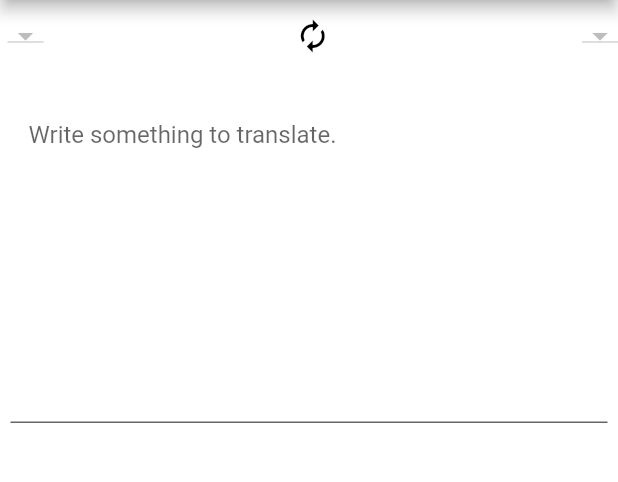
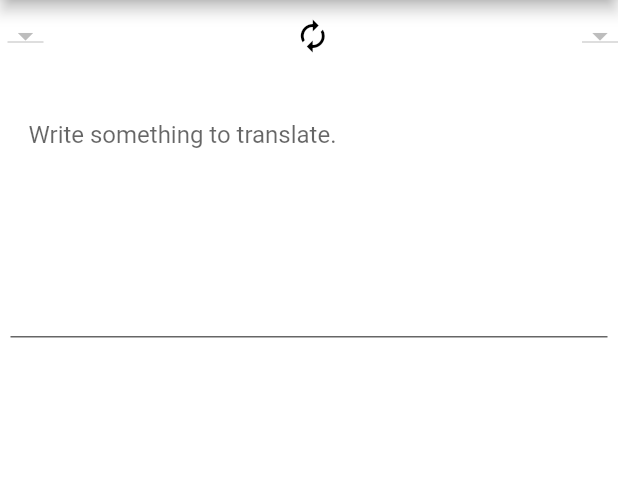
Before and after one commit to ektemfg/GoogleTranslat0r, a Flutter app: the screen it shows after launch, on a phone screen of 412 x 824 dp, the part 84-566 px from its top. Run offline on Flutter 3.47's test engine with Material 2 defaults, Android fonts, the light colour scheme and no system bars; our stand-ins replace shared_preferences; missing offline and left inert: language_picker, translator.

Commit message:
Hope its good

```diff
--- a/lib/App.dart
+++ b/lib/App.dart
@@ -37,7 +37,7 @@ class MyHomePage extends StatefulWidget {
 }
 
 class _MyHomePageState extends State<MyHomePage> {
-
+  ScrollController _scrollController = ScrollController();
 
   // variables are defines in variables.dart to make this page readable.
   // Functions
@@ -203,7 +203,7 @@ class _MyHomePageState extends State<MyHomePage> {
           ? TextField(
         autocorrect: false,
         textInputAction: TextInputAction.done,
-        minLines: MediaQuery.of(context).orientation == Orientation.landscape ? 4 : 10,
+        minLines: MediaQuery.of(context).orientation == Orientation.landscape ? 4 : 7,
         maxLines: null,
         controller: myController,
         // I wanted to use onEditingCompleted because on changed sent many requests to api.
@@ -377,14 +377,12 @@ shrinkWrap: true,
             ),
             body: ListView(
             shrinkWrap: true,
+              controller: _scrollController,
+              keyboardDismissBehavior: ScrollViewKeyboardDismissBehavior.onDrag,
               children:[
-                GestureDetector(
-                  onTap: () {
-                    FocusScope.of(context).requestFocus(new FocusNode());
-                  },
-                  child: Container(
+                Container(
                   width:screenWidth,
-                    height: MediaQuery.of(context).orientation == Orientation.landscape ? screenHeight+200 : screenHeight,
+                  height: MediaQuery.of(context).orientation == Orientation.landscape ? screenHeight+100 : screenHeight,
                   child: Column(
                     mainAxisSize: MainAxisSize.min,
                     children: [
@@ -395,7 +393,6 @@ shrinkWrap: true,
                     ],
                   ),
                 ),
-                ),
     ],
               ),
             );
```
Lines whose indentation alone changed are shown as unchanged.
